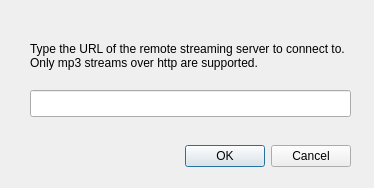
The window that aaxplayer/remote.ui (adalinbv/aax-support) describes before a commit, drawn with Qt 5.
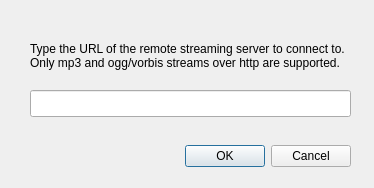
The same window after the commit.

Commit message: Fix info text

```diff
--- a/aaxplayer/remote.ui
+++ b/aaxplayer/remote.ui
@@ -39,7 +39,7 @@
     </rect>
    </property>
    <property name="text">
-    <string>Type the URL of the remote streaming server to connect to. Only mp3 streams over http are supported.</string>
+    <string>Type the URL of the remote streaming server to connect to. Only mp3 and ogg/vorbis streams over http are supported.</string>
    </property>
    <property name="wordWrap">
     <bool>true</bool>
```
The commit also changes 1 other file.
